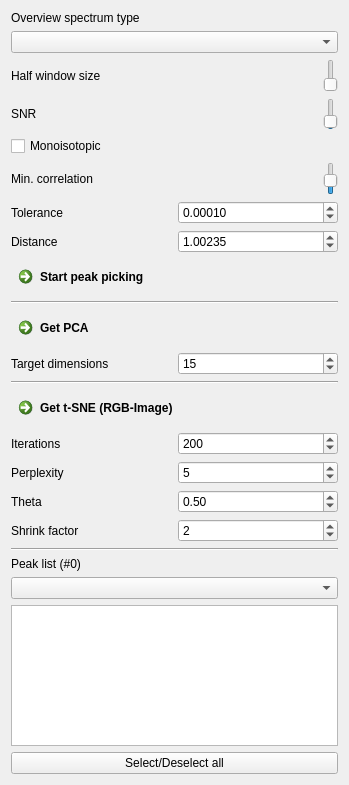
Above: Plugins/org.mitk.gui.qt.m2.PeakPicking/src/internal/m2PeakPickingViewControls.ui from m2aia/m2aia before the change. Below: the same form after it.
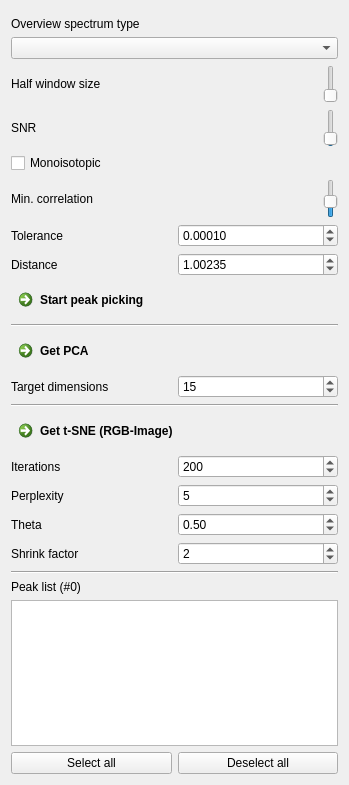
That is the form after the change. Custom widgets are drawn as their Qt base class.

Commit message: explicit image reference for peak picking

```diff
--- a/Plugins/org.mitk.gui.qt.m2.PeakPicking/src/internal/m2PeakPickingViewControls.ui
+++ b/Plugins/org.mitk.gui.qt.m2.PeakPicking/src/internal/m2PeakPickingViewControls.ui
@@ -20,6 +20,9 @@
    <string>QmitkTemplate</string>
   </property>
   <layout class="QVBoxLayout" name="verticalLayout">
+   <item>
+    <widget class="QmitkSingleNodeSelectionWidget" name="nodeSelection" native="true"/>
+   </item>
    <item>
     <widget class="QLabel" name="label_2">
      <property name="text">
@@ -314,9 +317,6 @@
      </property>
     </widget>
    </item>
-   <item>
-    <widget class="QComboBox" name="imageSource"/>
-   </item>
    <item>
     <widget class="QTableWidget" name="tableWidget">
      <property name="editTriggers">
@@ -363,11 +363,22 @@
     </widget>
    </item>
    <item>
-    <widget class="QPushButton" name="selectDeselectAll">
-     <property name="text">
-      <string>Select/Deselect all</string>
-     </property>
-    </widget>
+    <layout class="QHBoxLayout" name="horizontalLayout_6">
+     <item>
+      <widget class="QPushButton" name="btnSelectAll">
+       <property name="text">
+        <string>Select all</string>
+       </property>
+      </widget>
+     </item>
+     <item>
+      <widget class="QPushButton" name="btnDeselectAll">
+       <property name="text">
+        <string>Deselect all</string>
+       </property>
+      </widget>
+     </item>
+    </layout>
    </item>
   </layout>
  </widget>
@@ -378,6 +389,12 @@
    <extends>QSlider</extends>
    <header>ctkSliderWidget.h</header>
   </customwidget>
+  <customwidget>
+   <class>QmitkSingleNodeSelectionWidget</class>
+   <extends>QWidget</extends>
+   <header>QmitkSingleNodeSelectionWidget.h</header>
+   <container>1</container>
+  </customwidget>
  </customwidgets>
  <resources/>
  <connections/>
```
The commit also changes 2 other files.
